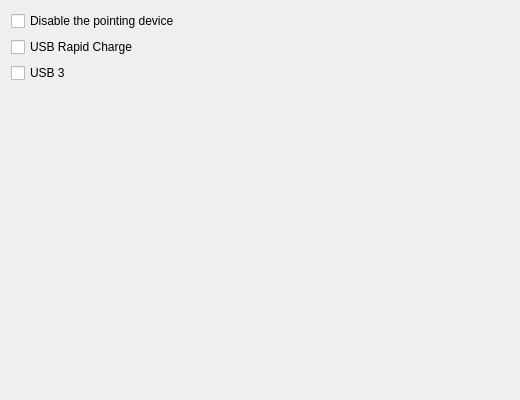
The window that kcm/general.ui (jfmcarreira/ktoshiba) describes before a commit, drawn with Qt 5.
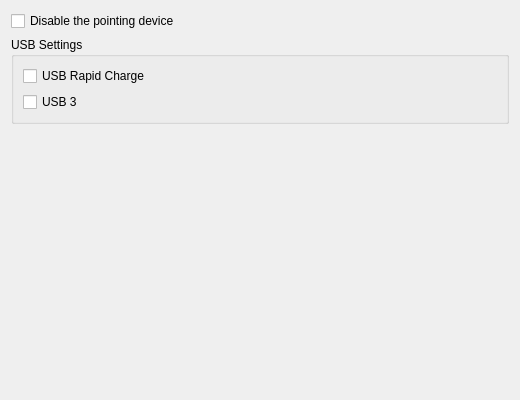
The same window after the commit.

```diff
--- a/kcm/general.ui
+++ b/kcm/general.ui
@@ -14,8 +14,8 @@
   <property name="windowTitle">
    <string>General Settings</string>
   </property>
-  <layout class="QFormLayout" name="formLayout">
-   <item row="0" column="0" alignment="Qt::AlignLeft">
+  <layout class="QFormLayout" name="formLayout_2">
+   <item row="0" column="0" alignment="Qt::AlignRight">
     <widget class="QCheckBox" name="touchpad_checkbox">
      <property name="toolTip">
       <string>Disables the touchpad (and trackpoint, if available) via hardware.</string>
@@ -28,7 +28,13 @@
      </property>
     </widget>
    </item>
-   <item row="1" column="0" alignment="Qt::AlignLeft">
+   <item row="1" column="0" colspan="2">
+    <widget class="QGroupBox" name="groupBox">
+     <property name="title">
+      <string>USB Settings</string>
+     </property>
+     <layout class="QFormLayout" name="formLayout">
+      <item row="0" column="0" alignment="Qt::AlignRight">
     <widget class="QCheckBox" name="rapid_charge_checkbox">
      <property name="toolTip">
       <string>Toggles the USB rapid charge feature.</string>
@@ -41,7 +47,7 @@
      </property>
     </widget>
    </item>
-   <item row="2" column="0" alignment="Qt::AlignLeft">
+      <item row="1" column="0" alignment="Qt::AlignRight">
     <widget class="QCheckBox" name="usb_three_checkbox">
      <property name="toolTip">
       <string>Disables USB 3 functionality, acting as a regular USB 2.</string>
@@ -52,6 +58,9 @@
      <property name="text">
       <string>USB 3</string>
      </property>
+       </widget>
+      </item>
+     </layout>
     </widget>
    </item>
   </layout>
```
Left out of the diff: 4 changed lines with no effect on the pictures. Lines whose indentation alone changed are shown as unchanged.
